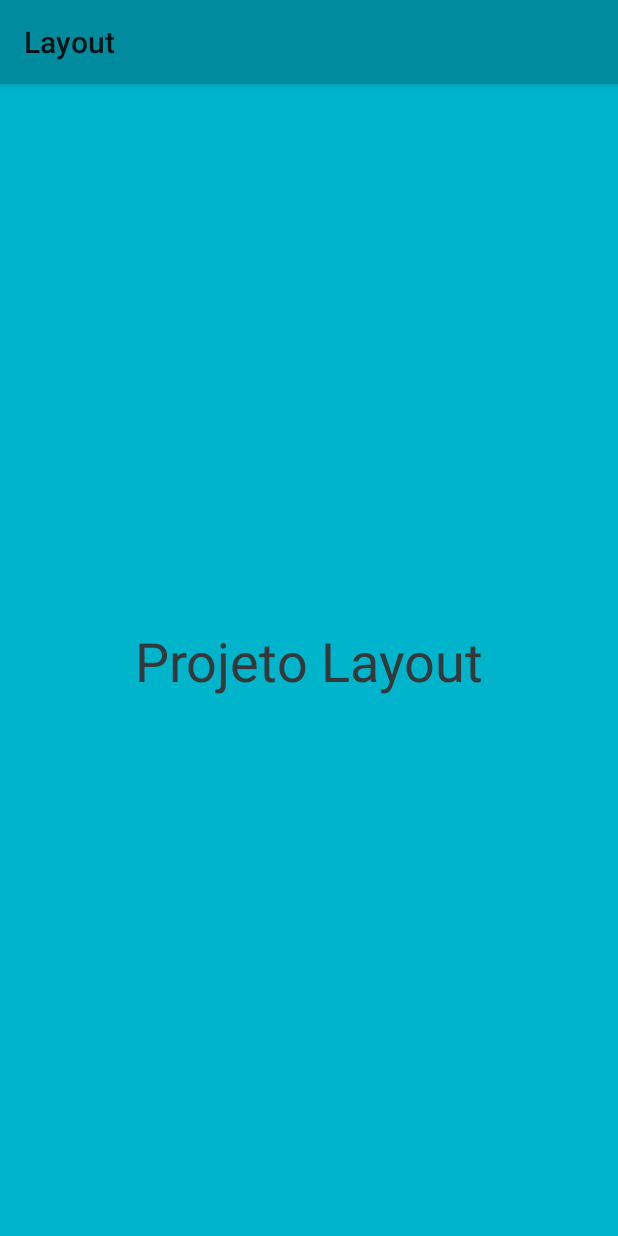
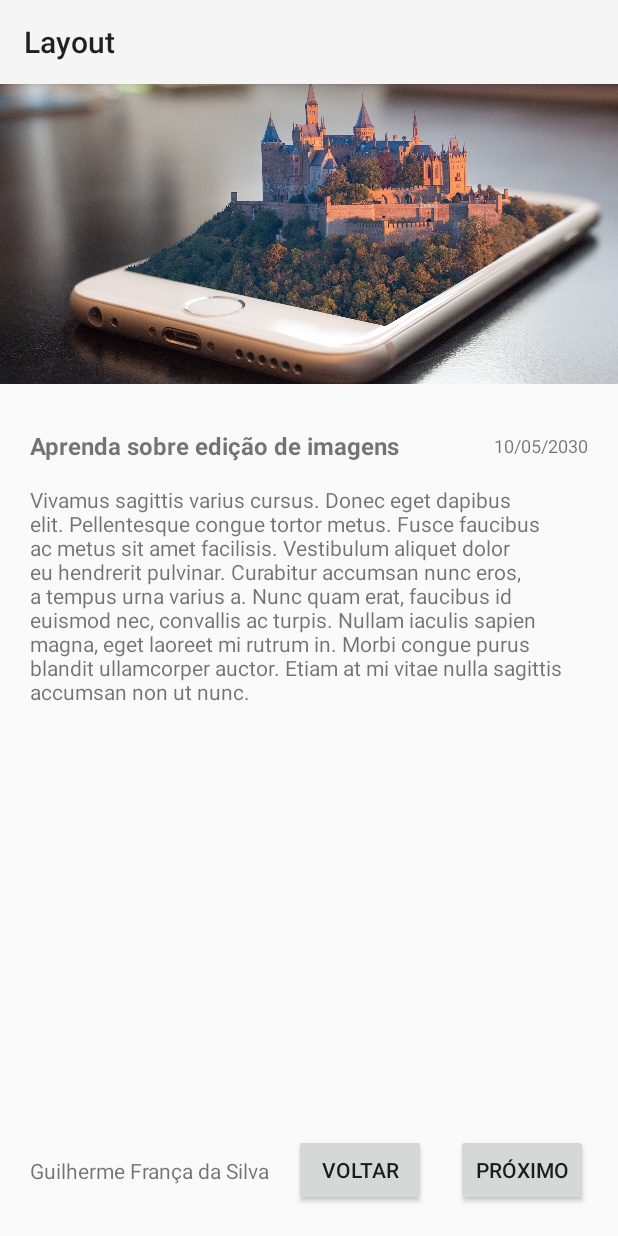
Before and after one commit to GuilhermeFdSilva/JME-Treinamentos, an Android app: the screen it shows after launch (MainActivity), on a phone screen of 412 x 824 dp. Run offline under Robolectric (Android 15) with nearby library versions, the phone set to English and light mode, and no system bars.

Commit message:
Criação do design site de notícias

```diff
--- a/Layout/app/src/main/res/layout/activity_main.xml
+++ b/Layout/app/src/main/res/layout/activity_main.xml
@@ -1,19 +1,96 @@
 <?xml version="1.0" encoding="utf-8"?>
-<androidx.constraintlayout.widget.ConstraintLayout xmlns:android="http://schemas.android.com/apk/res/android"
+
+<ScrollView
+    xmlns:android="http://schemas.android.com/apk/res/android"
     xmlns:app="http://schemas.android.com/apk/res-auto"
     xmlns:tools="http://schemas.android.com/tools"
     android:layout_width="match_parent"
     android:layout_height="match_parent"
+    android:fillViewport="true">
+
+    <androidx.constraintlayout.widget.ConstraintLayout
+        android:layout_width="match_parent"
+        android:layout_height="match_parent"
         tools:context=".MainActivity">
 
+        <ImageView
+            android:id="@+id/image"
+            android:layout_width="wrap_content"
+            android:layout_height="200dp"
+            android:scaleType="centerCrop"
+            app:layout_constraintEnd_toEndOf="parent"
+            app:layout_constraintStart_toStartOf="parent"
+            app:layout_constraintTop_toTopOf="parent"
+            app:srcCompat="@drawable/celular" />
+
         <TextView
+            android:id="@+id/title"
             android:layout_width="wrap_content"
             android:layout_height="wrap_content"
-        android:text="Projeto Layout"
-        android:textSize="36dp"
-        app:layout_constraintBottom_toBottomOf="parent"
+            android:layout_marginLeft="20dp"
+            android:layout_marginTop="30dp"
+            android:text="Aprenda sobre edição de imagens"
+            android:textSize="16sp"
+            android:textStyle="bold"
+            app:layout_constraintStart_toStartOf="parent"
+            app:layout_constraintTop_toBottomOf="@+id/image" />
+
+        <TextView
+            android:id="@+id/dateView"
+            android:layout_width="wrap_content"
+            android:layout_height="wrap_content"
+            android:layout_marginEnd="20dp"
+            android:text="10/05/2030"
+            android:textSize="12sp"
+            app:layout_constraintBottom_toBottomOf="@+id/title"
+            app:layout_constraintEnd_toEndOf="parent"
+            app:layout_constraintTop_toTopOf="@+id/title" />
+
+        <TextView
+            android:id="@+id/textContent"
+            android:layout_width="0dp"
+            android:layout_height="wrap_content"
+            android:layout_marginLeft="20dp"
+            android:layout_marginTop="15dp"
+            android:layout_marginRight="20dp"
+            android:text="Vivamus sagittis varius cursus. Donec eget dapibus elit. Pellentesque congue tortor metus. Fusce faucibus ac metus sit amet facilisis. Vestibulum aliquet dolor eu hendrerit pulvinar. Curabitur accumsan nunc eros, a tempus urna varius a. Nunc quam erat, faucibus id euismod nec, convallis ac turpis. Nullam iaculis sapien magna, eget laoreet mi rutrum in. Morbi congue purus blandit ullamcorper auctor. Etiam at mi vitae nulla sagittis accumsan non ut nunc."
             app:layout_constraintEnd_toEndOf="parent"
             app:layout_constraintStart_toStartOf="parent"
-        app:layout_constraintTop_toTopOf="parent" />
+            app:layout_constraintTop_toBottomOf="@+id/title" />
+
+        <TextView
+            android:id="@+id/name"
+            android:layout_width="wrap_content"
+            android:layout_height="wrap_content"
+            android:layout_marginStart="20dp"
+            android:text="Guilherme França da Silva"
+            app:layout_constraintBottom_toBottomOf="@+id/back"
+            app:layout_constraintStart_toStartOf="parent"
+            app:layout_constraintTop_toTopOf="@+id/back" />
+
+        <Button
+            android:id="@+id/back"
+            android:layout_width="wrap_content"
+            android:layout_height="wrap_content"
+            android:layout_marginTop="20dp"
+            android:layout_marginEnd="20dp"
+            android:layout_marginBottom="20dp"
+            android:text="Voltar"
+            app:layout_constraintBottom_toBottomOf="parent"
+            app:layout_constraintEnd_toStartOf="@+id/next"
+            app:layout_constraintTop_toBottomOf="@+id/textContent"
+            app:layout_constraintVertical_bias="1.0" />
+
+        <Button
+            android:id="@+id/next"
+            android:layout_width="wrap_content"
+            android:layout_height="wrap_content"
+            android:layout_marginEnd="20dp"
+            android:text="Próximo"
+            app:layout_constraintBottom_toBottomOf="@+id/back"
+            app:layout_constraintEnd_toEndOf="parent"
+            app:layout_constraintTop_toTopOf="@+id/back" />
 
     </androidx.constraintlayout.widget.ConstraintLayout>
+
+</ScrollView>
--- a/Layout/app/src/main/res/values/themes.xml
+++ b/Layout/app/src/main/res/values/themes.xml
@@ -1,11 +1,7 @@
 <resources xmlns:tools="http://schemas.android.com/tools">
     <!-- Base application theme. -->
     <style name="Base.Theme.Layout" parent="Theme.AppCompat.DayNight">
-        <item name="colorPrimary">@color/primary</item>
-        <item name="colorPrimaryDark">@color/primaryDark</item>
-        <item name="colorAccent">@color/accent</item>
-        <item name="android:windowBackground">@color/background</item>
-        <item name="android:textColor">@color/text</item>
+
     </style>
 
     <style name="Theme.Layout" parent="Base.Theme.Layout" />
```
Also changed, not shown: Layout/app/src/main/res/drawable/android.png (added), Layout/app/src/main/res/drawable/celular.jpg (added). Lines whose indentation alone changed are shown as unchanged.
